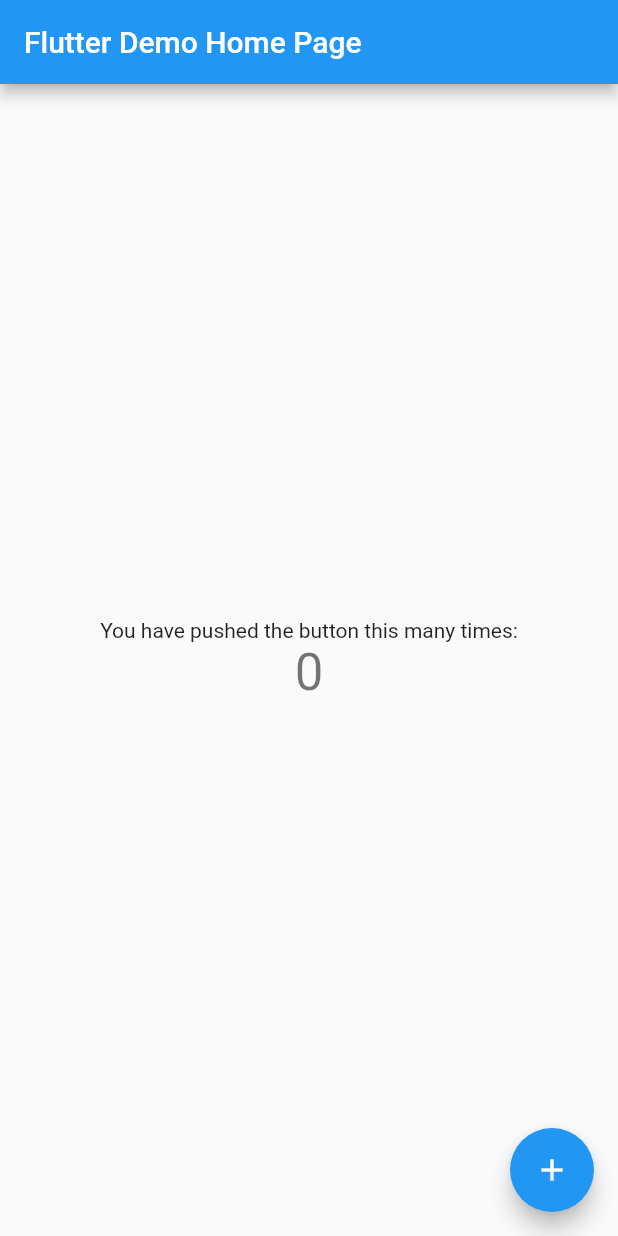
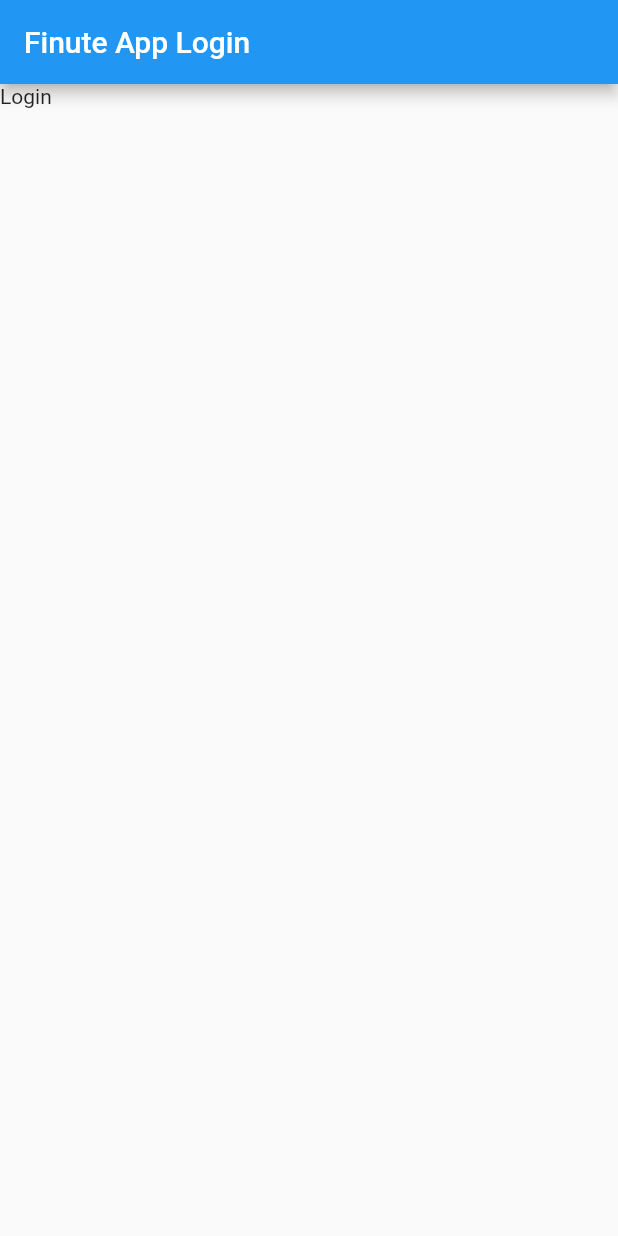
Before and after one commit to Chetan1826/Finute-Master-App, a Flutter app: the screen it shows after launch, on a phone screen of 412 x 824 dp. Run offline on Flutter 3.47's test engine with Material 2 defaults, Android fonts, the phone set to English and light mode, and no system bars.

Commit message:
Update main.dart

```diff
--- a/lib/main.dart
+++ b/lib/main.dart
@@ -1,115 +1,33 @@
 import 'package:flutter/material.dart';
 
-void main() {
-  runApp(const MyApp());
-}
+void main() => runApp(MyApp());
 
 class MyApp extends StatelessWidget {
   const MyApp({super.key});
 
-  // This widget is the root of your application.
   @override
   Widget build(BuildContext context) {
-    return MaterialApp(
-      title: 'Flutter Demo',
-      theme: ThemeData(
-        // This is the theme of your application.
-        //
-        // Try running your application with "flutter run". You'll see the
-        // application has a blue toolbar. Then, without quitting the app, try
-        // changing the primarySwatch below to Colors.green and then invoke
-        // "hot reload" (press "r" in the console where you ran "flutter run",
-        // or simply save your changes to "hot reload" in a Flutter IDE).
-        // Notice that the counter didn't reset back to zero; the application
-        // is not restarted.
-        primarySwatch: Colors.blue,
-      ),
-      home: const MyHomePage(title: 'Flutter Demo Home Page'),
+    return const MaterialApp(
+      title: 'Flutter App',
+      home: MyHomePage(),
     );
   }
 }
 
-class MyHomePage extends StatefulWidget {
-  const MyHomePage({super.key, required this.title});
-
-  // This widget is the home page of your application. It is stateful, meaning
-  // that it has a State object (defined below) that contains fields that affect
-  // how it looks.
-
-  // This class is the configuration for the state. It holds the values (in this
-  // case the title) provided by the parent (in this case the App widget) and
-  // used by the build method of the State. Fields in a Widget subclass are
-  // always marked "final".
-
-  final String title;
-
-  @override
-  State<MyHomePage> createState() => _MyHomePageState();
-}
-
-class _MyHomePageState extends State<MyHomePage> {
-  int _counter = 0;
-
-  void _incrementCounter() {
-    setState(() {
-      // This call to setState tells the Flutter framework that something has
-      // changed in this State, which causes it to rerun the build method below
-      // so that the display can reflect the updated values. If we changed
-      // _counter without calling setState(), then the build method would not be
-      // called again, and so nothing would appear to happen.
-      _counter++;
-    });
-  }
+class MyHomePage extends StatelessWidget {
+  const MyHomePage({super.key});
 
   @override
   Widget build(BuildContext context) {
-    // This method is rerun every time setState is called, for instance as done
-    // by the _incrementCounter method above.
-    //
-    // The Flutter framework has been optimized to make rerunning build methods
-    // fast, so that you can just rebuild anything that needs updating rather
-    // than having to individually change instances of widgets.
     return Scaffold(
       appBar: AppBar(
-        // Here we take the value from the MyHomePage object that was created by
-        // the App.build method, and use it to set our appbar title.
-        title: Text(widget.title),
+        title: const Text('Finute App Login'),
       ),
-      body: Center(
-        // Center is a layout widget. It takes a single child and positions it
-        // in the middle of the parent.
-        child: Column(
-          // Column is also a layout widget. It takes a list of children and
-          // arranges them vertically. By default, it sizes itself to fit its
-          // children horizontally, and tries to be as tall as its parent.
-          //
-          // Invoke "debug painting" (press "p" in the console, choose the
-          // "Toggle Debug Paint" action from the Flutter Inspector in Android
-          // Studio, or the "Toggle Debug Paint" command in Visual Studio Code)
-          // to see the wireframe for each widget.
-          //
-          // Column has various properties to control how it sizes itself and
-          // how it positions its children. Here we use mainAxisAlignment to
-          // center the children vertically; the main axis here is the vertical
-          // axis because Columns are vertical (the cross axis would be
-          // horizontal).
-          mainAxisAlignment: MainAxisAlignment.center,
-          children: <Widget>[
-            const Text(
-              'You have pushed the button this many times:',
-            ),
-            Text(
-              '$_counter',
-              style: Theme.of(context).textTheme.headlineMedium,
-            ),
-          ],
-        ),
+      body: Column(
+        children: const <Widget>[
+          Text('Login'),
+        ],
       ),
-      floatingActionButton: FloatingActionButton(
-        onPressed: _incrementCounter,
-        tooltip: 'Increment',
-        child: const Icon(Icons.add),
-      ), // This trailing comma makes auto-formatting nicer for build methods.
     );
   }
 }
```
